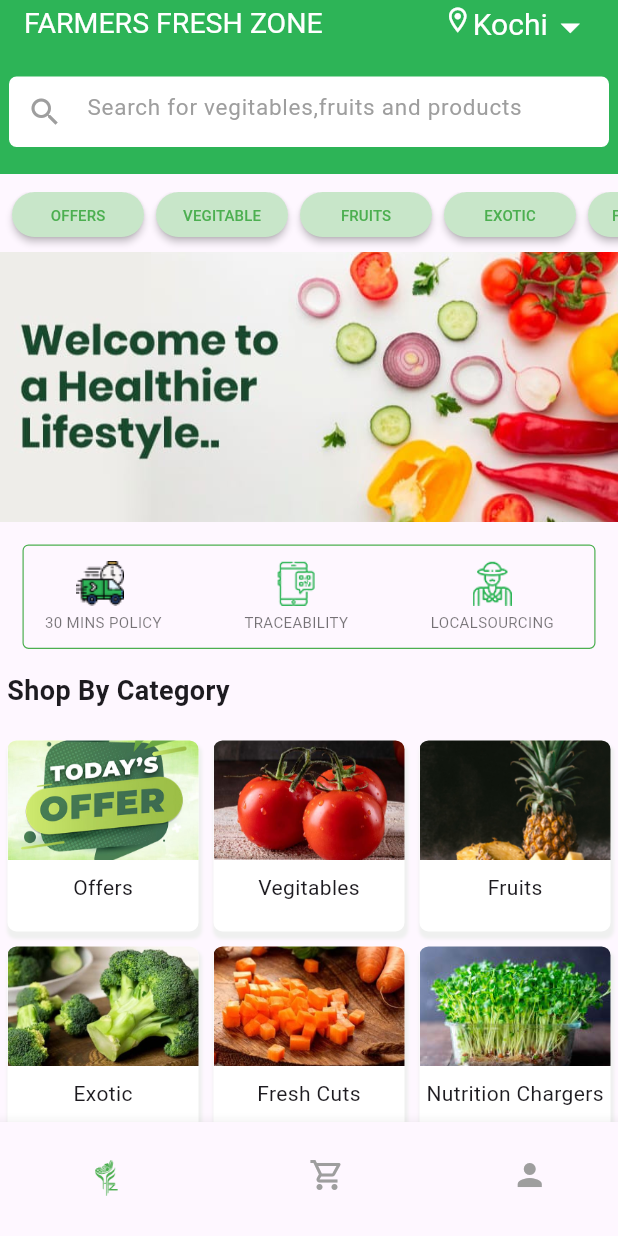
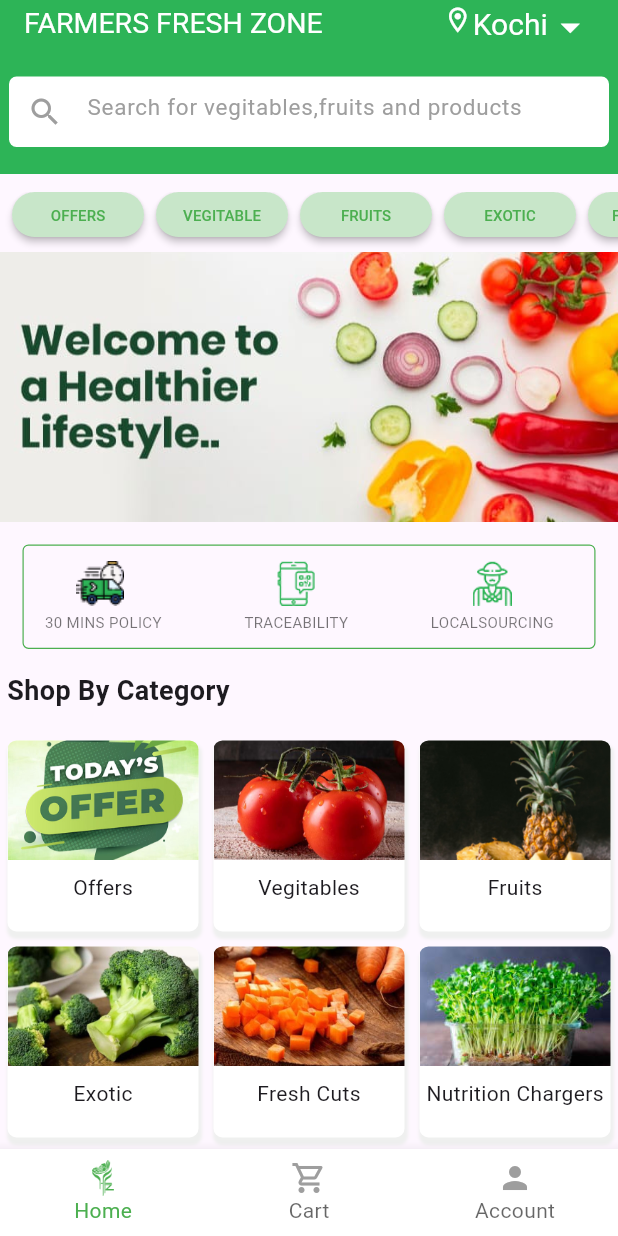
Before and after one commit to Princy-js/assignment, a Flutter app: the HomePageFFZ screen opened directly, on a phone screen of 412 x 824 dp. Run offline on Flutter 3.47's test engine with Material 3 defaults, Android fonts, the light colour scheme and no system bars; drawn by our look-alikes of carousel_slider; our stand-ins replace font_awesome_flutter, google_fonts, sliding_clipped_nav_bar; Roboto replaces fonts that are missing (Acme).

Commit message:
FlutterAssignment

```diff
--- a/lib/assignment 13_TourismApp/pages/detailsPage1.dart
+++ b/lib/assignment 13_TourismApp/pages/detailsPage1.dart
@@ -13,7 +13,8 @@ class Details extends StatelessWidget {
     var id = ModalRoute.of(context)?.settings.arguments;
     var tours = product.firstWhere((tours) => tours['id'] == id);
     return Scaffold(
-       body: Column(
+       body: SingleChildScrollView(
+         child: Column(
 
            children: [
              const SizedBox(height: 50,),
@@ -189,6 +190,7 @@ class Details extends StatelessWidget {
                  onPressed: () {})
            ],
          ),
+       ),
     );
   }
 }
--- a/lib/assignment 13_TourismApp/pages/detailsPage2.dart
+++ b/lib/assignment 13_TourismApp/pages/detailsPage2.dart
@@ -1,10 +1,10 @@
 import 'package:flutter/material.dart';
 
-void main(){
-  runApp(MaterialApp(
-    home: SecondPage(),
-  ));
-}
+// void main(){
+//   runApp(MaterialApp(
+//     home: SecondPage(),
+//   ));
+// }
 class SecondPage extends StatelessWidget{
   @override
   Widget build(BuildContext context) {
--- a/lib/assignment 13_TourismApp/pages/home.dart
+++ b/lib/assignment 13_TourismApp/pages/home.dart
@@ -47,7 +47,7 @@ class HomePage extends StatelessWidget {
               ],
             ),
           ),
-          trailing: CircleAvatar(),
+          trailing: CircleAvatar(backgroundColor: Colors.blue,),
         ),
         bottom: PreferredSize(
           preferredSize: const Size.fromHeight(60),
--- a/lib/assignment 13_TourismApp/pages/login.dart
+++ b/lib/assignment 13_TourismApp/pages/login.dart
@@ -1,3 +1,4 @@
+
 
 import 'package:assignment/assignment%2013_TourismApp/pages/home.dart';
 import 'package:assignment/assignment%2013_TourismApp/pages/register.dart';
@@ -59,7 +60,7 @@ class LoginPage extends StatelessWidget{
               const SizedBox(height: 20,),
               ElevatedButton(onPressed: (){
                 if(username !=''  && password != '' ){
-                  Navigator.of(context).push(MaterialPageRoute(builder: (context)=>HomePage()));
+                  Navigator.of(context).pushReplacement(MaterialPageRoute(builder: (context)=>HomePage()));
                 }
                 else{
                   ScaffoldMessenger.of(context).showSnackBar(const SnackBar(content: Text("Invalid username/password  or the fields are empty")));
--- a/lib/assignment 13_TourismApp/pages/register.dart
+++ b/lib/assignment 13_TourismApp/pages/register.dart
@@ -1,4 +1,3 @@
-import 'package:assignment/assignment%2013_TourismApp/pages/home.dart';
 import 'package:assignment/assignment%2013_TourismApp/pages/login.dart';
 import 'package:flutter/material.dart';
 import 'package:google_fonts/google_fonts.dart';
--- a/lib/assignment 14_freshZone/pages/homesliver.dart
+++ b/lib/assignment 14_freshZone/pages/homesliver.dart
@@ -9,7 +9,7 @@ import '../refactoring pages/box3_refactor.dart';
 import '../refactoring pages/box4_refactor.dart';
 
 void main() {
-  runApp(MaterialApp(
+  runApp(const MaterialApp(
     home: HomePageFFZ(),
   ));
 }
@@ -22,7 +22,7 @@ class HomePageFFZ extends StatefulWidget {
 }
 
 class _HomePageFFZState extends State<HomePageFFZ> {
-  int _currentIndex = 0;
+  // int _currentIndex = 0;
 
   @override
   Widget build(BuildContext context) {
@@ -108,7 +108,7 @@ class _HomePageFFZState extends State<HomePageFFZ> {
       body: CustomScrollView(
         slivers: [
           SliverAppBar(
-            backgroundColor: Color(0xFF2DB457),
+            backgroundColor: const Color(0xFF2DB457),
             title: Row(
               crossAxisAlignment: CrossAxisAlignment.start,
               children: [
@@ -119,16 +119,16 @@ class _HomePageFFZState extends State<HomePageFFZ> {
                     style: GoogleFonts.acme(color: Colors.white, fontSize: 19),
                   ),
                 ),
-                Icon(
+                const Icon(
                   Icons.location_on_outlined,
                   color: Colors.white,
                   size: 20,
                 ),
-                Text(
+                const Text(
                   'Kochi',
                   style: TextStyle(color: Colors.white, fontSize: 20),
                 ),
-                Icon(
+                const Icon(
                   Icons.arrow_drop_down,
                   size: 30,
                   color: Colors.white,
@@ -136,7 +136,7 @@ class _HomePageFFZState extends State<HomePageFFZ> {
               ],
             ),
             bottom: PreferredSize(
-              preferredSize: Size.fromHeight(60),
+              preferredSize: const Size.fromHeight(60),
               child: Padding(
                 padding: const EdgeInsets.only(
                     bottom: 18.0, top: 15, left: 6, right: 6),
@@ -146,7 +146,7 @@ class _HomePageFFZState extends State<HomePageFFZ> {
                   decoration: BoxDecoration(
                       color: Colors.white,
                       borderRadius: BorderRadius.circular(5)),
-                  child: TextField(
+                  child: const TextField(
                     decoration: InputDecoration(
                       prefixIcon: Icon(
                         Icons.search,
@@ -179,7 +179,7 @@ class _HomePageFFZState extends State<HomePageFFZ> {
                               onPressed: () {},
                               child: Text(
                                 text[index],
-                                style: TextStyle(
+                                style: const TextStyle(
                                     color: Colors.green, fontSize: 10),
                               ),
                               color: Colors.green[100],
@@ -197,7 +197,7 @@ class _HomePageFFZState extends State<HomePageFFZ> {
                       Container(
                         width: double.infinity,
                         height: 100,
-                        decoration: BoxDecoration(
+                        decoration: const BoxDecoration(
                             image: DecorationImage(
                                 fit: BoxFit.fitWidth,
                                 image: AssetImage(
@@ -206,7 +206,7 @@ class _HomePageFFZState extends State<HomePageFFZ> {
                       Container(
                         width: double.infinity,
                         height: 400,
-                        decoration: BoxDecoration(
+                        decoration: const BoxDecoration(
                             image: DecorationImage(
                                 fit: BoxFit.fitWidth,
                                 image: AssetImage(
@@ -215,7 +215,7 @@ class _HomePageFFZState extends State<HomePageFFZ> {
                       Container(
                         width: double.infinity,
                         height: 400,
-                        decoration: BoxDecoration(
+                        decoration: const BoxDecoration(
                             image: DecorationImage(
                                 fit: BoxFit.fitWidth,
                                 image: AssetImage(
@@ -223,7 +223,7 @@ class _HomePageFFZState extends State<HomePageFFZ> {
                       ),
                       Container(
                         width: double.infinity,
-                        decoration: BoxDecoration(
+                        decoration: const BoxDecoration(
                             image: DecorationImage(
                                 fit: BoxFit.fitWidth,
                                 image: AssetImage(
@@ -249,8 +249,8 @@ class _HomePageFFZState extends State<HomePageFFZ> {
                         width: .8,
                       ),
                     ),
-                    child: Padding(
-                      padding: const EdgeInsets.all(10.0),
+                    child: const Padding(
+                      padding: EdgeInsets.all(10.0),
                       child: Row(
                         children: [
                           Column(
@@ -261,7 +261,7 @@ class _HomePageFFZState extends State<HomePageFFZ> {
                               ),
                               Padding(
                                 padding:
-                                    const EdgeInsets.only(top: 4.0, left: 4),
+                                    EdgeInsets.only(top: 4.0, left: 4),
                                 child: Text(
                                   '30 MINS POLICY',
                                   style: TextStyle(
@@ -282,7 +282,7 @@ class _HomePageFFZState extends State<HomePageFFZ> {
                                 height: 30,
                               ),
                               Padding(
-                                padding: const EdgeInsets.only(top: 4.0),
+                                padding: EdgeInsets.only(top: 4.0),
                                 child: Text(
                                   'TRACEABILITY',
                                   style: TextStyle(
@@ -302,7 +302,7 @@ class _HomePageFFZState extends State<HomePageFFZ> {
                                 height: 30,
                               ),
                               Padding(
-                                padding: const EdgeInsets.only(top: 4.0),
+                                padding: EdgeInsets.only(top: 4.0),
                                 child: Text(
                                   'LOCALSOURCING',
                                   style: TextStyle(
@@ -318,7 +318,7 @@ class _HomePageFFZState extends State<HomePageFFZ> {
                 ),
                 Column(
                   children: [
-                    Align(
+                    const Align(
                       alignment: Alignment.centerLeft,
                       child: Text(
                         ' Shop By Category',
@@ -326,14 +326,14 @@ class _HomePageFFZState extends State<HomePageFFZ> {
                             fontSize: 18, fontWeight: FontWeight.bold),
                       ),
                     ),
-                    SizedBox(
+                    const SizedBox(
                       height: 15,
                     ),
                     GridView.builder(
-                        physics: NeverScrollableScrollPhysics(),
+                        physics: const NeverScrollableScrollPhysics(),
                         shrinkWrap: true,
                         itemCount: 8,
-                        gridDelegate: SliverGridDelegateWithFixedCrossAxisCount(
+                        gridDelegate: const SliverGridDelegateWithFixedCrossAxisCount(
                             crossAxisCount: 3),
                         itemBuilder: (context, index) {
                           return Box1(
@@ -345,26 +345,26 @@ class _HomePageFFZState extends State<HomePageFFZ> {
                 Padding(
                   padding: const EdgeInsets.only(top: 8.0, bottom: 12),
                   child: Container(
-                    color: Color(0xFFF2F3F2),
-                    child: Image(
+                    color: const Color(0xFFF2F3F2),
+                    child: const Image(
                         image: AssetImage('assets/farmersFZ/banner1.jpeg')),
                   ),
                 ),
-                Align(
+                const Align(
                     alignment: Alignment.centerLeft,
                     child: Text(
                       'Best Selling Products',
                       style:
                           TextStyle(fontSize: 18, fontWeight: FontWeight.bold),
                     )),
-                SizedBox(
+                const SizedBox(
                   height: 15,
                 ),
                 GridView.builder(
-                    physics: NeverScrollableScrollPhysics(),
+                    physics: const NeverScrollableScrollPhysics(),
                     shrinkWrap: true,
                     itemCount: 14,
-                    gridDelegate: SliverGridDelegateWithFixedCrossAxisCount(
+                    gridDelegate: const SliverGridDelegateWithFixedCrossAxisCount(
                         mainAxisExtent: 270, crossAxisCount: 2),
                     itemBuilder: (context, index) {
                       return Box2(
@@ -380,9 +380,9 @@ class _HomePageFFZState extends State<HomePageFFZ> {
                       borderRadius: BorderRadius.circular(4)),
                   minWidth: 390,
                   height: 30,
-                  color: Color(0xFF2DB457),
+                  color: const Color(0xFF2DB457),
                   onPressed: () {},
-                  child: Text(
+                  child: const Text(
                     'VIEW MORE',
                     style: TextStyle(color: Colors.white),
                   ),
@@ -390,19 +390,19 @@ class _HomePageFFZState extends State<HomePageFFZ> {
                 Padding(
                   padding: const EdgeInsets.only(top: 5.0, bottom: 12),
                   child: Container(
-                    color: Color(0xFFF2F3F2),
-                    child: Image(
+                    color: const Color(0xFFF2F3F2),
+                    child: const Image(
                         image: AssetImage('assets/farmersFZ/banner2.jpeg')),
                   ),
                 ),
-                Align(
+                const Align(
                     alignment: Alignment.centerLeft,
                     child: Text(
                       'Our Blog Posts',
                       style:
                           TextStyle(fontSize: 18, fontWeight: FontWeight.bold),
                     )),
-                SizedBox(
+                const SizedBox(
                   height: 20,
                 ),
                 Container(
@@ -411,20 +411,20 @@ class _HomePageFFZState extends State<HomePageFFZ> {
                     scrollDirection: Axis.horizontal,
                     children: [
                       Box3(
-                          imageb: AssetImage('assets/farmersFZ/blog1.jpg'),
+                          imageb: const AssetImage('assets/farmersFZ/blog1.jpg'),
                           textb: ' Control Blood \n Pressure'),
                       Box3(
-                          imageb: AssetImage('assets/farmersFZ/blog2.jpg'),
+                          imageb: const AssetImage('assets/farmersFZ/blog2.jpg'),
                           textb: ' Five Reasons why\n Broccoli '),
                       Box3(
-                          imageb: AssetImage('assets/farmersFZ/blog3.jpg'),
+                          imageb: const AssetImage('assets/farmersFZ/blog3.jpg'),
                           textb: ' Five tips that you\n prevent')
                     ],
                   ),
                 ),
-                Center(
+                const Center(
                     child: Padding(
-                  padding: const EdgeInsets.only(bottom: 10.0),
+                  padding: EdgeInsets.only(bottom: 10.0),
                   child: Text(
                     'VIEW MORE',
                     style: TextStyle(
@@ -432,20 +432,20 @@ class _HomePageFFZState extends State<HomePageFFZ> {
                   ),
                 )),
                 Container(
-                  color: Color(0xFFE6E8E7),
+                  color: const Color(0xFFE6E8E7),
                   child: Column(
                     children: [
-                      SizedBox(
+                      const SizedBox(
                         height: 8,
                       ),
                       Container(
                         color: Colors.white,
                         child: Column(
                           children: [
-                            SizedBox(
+                            const SizedBox(
                               height: 12,
                             ),
-                            Align(
+                            const Align(
                                 alignment: Alignment.centerLeft,
                                 child: Text(
                                   'What Our Customers Say?',
@@ -453,13 +453,13 @@ class _HomePageFFZState extends State<HomePageFFZ> {
                                       fontSize: 18,
                                       fontWeight: FontWeight.bold),
                                 )),
-                            SizedBox(
+                            const SizedBox(
                               height: 12,
                             ),
                             CarouselSlider(
                                 items: [
                                   Box4(
-                                      image: AssetImage(
+                                      image: const AssetImage(
                                           'assets/farmersFZ/profile1.jpg'),
                                       text1: 'Dinesh Thambi',
                                       text2: 'VP oerations, TCS',
@@ -471,7 +471,7 @@ class _HomePageFFZState extends State<HomePageFFZ> {
                                           'efforts in providing healthy food to the customer & helping '
                                           'the Ilvelihood of farmers at the same time.'),
                                   Box4(
-                                      image: AssetImage(
+                                      image: const AssetImage(
                                           'assets/farmersFZ/profile2.jpg'),
                                       text1: 'Alosisous',
                                       text2: 'Alosisous',
@@ -484,7 +484,7 @@ class _HomePageFFZState extends State<HomePageFFZ> {
                                           ' for almost three years now. Farmers Fresh Zone Is the best'
                                           ' solution to countless concerned parents like us!'),
                                   Box4(
-                                      image: AssetImage(
+                                      image: const AssetImage(
                                           'assets/farmersFZ/profile3.jpg'),
                                       text1: 'Neethu Vipin',
                                       text2: 'Clerk, Naval Base,Kochi',
@@ -498,7 +498,7 @@ class _HomePageFFZState extends State<HomePageFFZ> {
                                           'fresh & top quality products, my family & I are thoroughly '
                                           'Impressed by their service!'),
                                   Box4(
-                                      image: AssetImage(
+                                      image: const AssetImage(
                                           'assets/farmersFZ/profile5.jpeg'),
                                       text1: 'Shalini Warrier',
                                       text2: 'Executive Director, Federal bank',
@@ -511,7 +511,7 @@ class _HomePageFFZState extends State<HomePageFFZ> {
                                           ' for almost three years now. Farmers Fresh Zone Is the best'
                                           ' solution to countless concerned parents like us!'),
                                   Box4(
-                                      image: AssetImage(
+                                      image: const AssetImage(
                                           'assets/farmersFZ/profile4.jpg'),
                                       text1: 'Rinish K N',
                                       text2: 'CTO, Rapid Value',
@@ -526,16 +526,16 @@ class _HomePageFFZState extends State<HomePageFFZ> {
                                           'Impressed by their service!')
                                 ],
                                 options: CarouselOptions(
-                                  autoPlayInterval: Duration(seconds: 9),
+                                  autoPlayInterval: const Duration(seconds: 9),
                                   autoPlay: true,
                                   viewportFraction: 1.0,
                                 )),
                             Container(
                               color: Colors.white,
-                              child: Column(
+                              child: const Column(
                                 children: [
                                   Padding(
-                                    padding: const EdgeInsets.only(top: 20.0),
+                                    padding: EdgeInsets.only(top: 20.0),
                                     child: Align(
                                       alignment: Alignment.center,
                                       child: Text(
@@ -594,14 +594,14 @@ class _HomePageFFZState extends State<HomePageFFZ> {
                           ],
                         ),
                       ),
-                      SizedBox(
+                      const SizedBox(
                         height: 8,
                       ),
                     ],
                   ),
                 ),
                 Container(
-                  child: Column(
+                  child: const Column(
                     children: [
                       SizedBox(
                         height: 20,
@@ -642,10 +642,10 @@ class _HomePageFFZState extends State<HomePageFFZ> {
                     ],
                   ),
                 ),
-                SizedBox(
+                const SizedBox(
                   height: 15,
                 ),
-                Row(
+                const Row(
                   children: [
                     SizedBox(
                       width: 65,
@@ -681,13 +681,13 @@ class _HomePageFFZState extends State<HomePageFFZ> {
                     )
                   ],
                 ),
-                SizedBox(
+                const SizedBox(
                   height: 15,
                 ),
                 Container(
                   width: double.infinity,
-                  color: Color(0xFF2DB457),
-                  child: Column(
+                  color: const Color(0xFF2DB457),
+                  child: const Column(
                     children: [
                       SizedBox(
                         height: 15,
@@ -714,48 +714,32 @@ class _HomePageFFZState extends State<HomePageFFZ> {
         ],
       ),
       bottomNavigationBar: BottomNavigationBar(
-        selectedLabelStyle: TextStyle(color: Colors.green),
-        unselectedLabelStyle: TextStyle(color: Colors.grey),
-        type: BottomNavigationBarType.shifting,
-        currentIndex: _currentIndex,
-        // Make sure to set the currentIndex
-        onTap: (index) {
-          // Add onTap callback to handle index changes
-          setState(() {
-            _currentIndex = index;
-          });
+        type: BottomNavigationBarType.fixed,
+        backgroundColor: Colors.white,
+        selectedItemColor: Colors.green,
+        unselectedItemColor: Colors.black.withOpacity(0.6),
+        selectedFontSize: 14,
+        unselectedFontSize: 14,
+        onTap: (value) {
+          //Respond to item press.
         },
         items: [
-          BottomNavigationBarItem(
-            icon: Padding(
-              padding: const EdgeInsets.only(top: 18.0),
-              child: ImageIcon(
-                AssetImage('assets/farmersFZ/logo.png'),
-                color: Colors.grey, // Set initial color
+          const BottomNavigationBarItem(
+              icon: ImageIcon(AssetImage("assets/farmersFZ/logo.png")),
+              label: "Home"),
+          const BottomNavigationBarItem(
+            icon: Icon(
+              Icons.shopping_cart_outlined,
+              color: Colors.grey,
+            ),
+            label: "Cart",
+          ),
+          const BottomNavigationBarItem(
+              icon: Icon(
+                Icons.person,
+                color: Colors.grey,
               ),
-            ),
-            activeIcon: Padding(
-              padding: const EdgeInsets.only(top: 18.0, right: 35),
-              child: ImageIcon(
-                AssetImage('assets/farmersFZ/logo.png'),
-                color: Colors.green, // Set selected color
-              ),
-            ),
-            label: 'Home',
-          ),
-          BottomNavigationBarItem(
-            icon: Padding(
-              padding: const EdgeInsets.only(right: 35.0),
-              child: Icon(Icons.shopping_cart_outlined, color: Colors.grey),
-            ),
-            activeIcon: Icon(Icons.shopping_cart_outlined, color: Colors.green),
-            label: 'Cart',
-          ),
-          BottomNavigationBarItem(
-            icon: Icon(Icons.person, color: Colors.grey),
-            activeIcon: Icon(Icons.person, color: Colors.green),
-            label: 'Account',
-          ),
+              label: "Account"),
         ],
       ),
     );
```
Also changed, not shown: pubspec.lock. Lines whose indentation alone changed are shown as unchanged.
